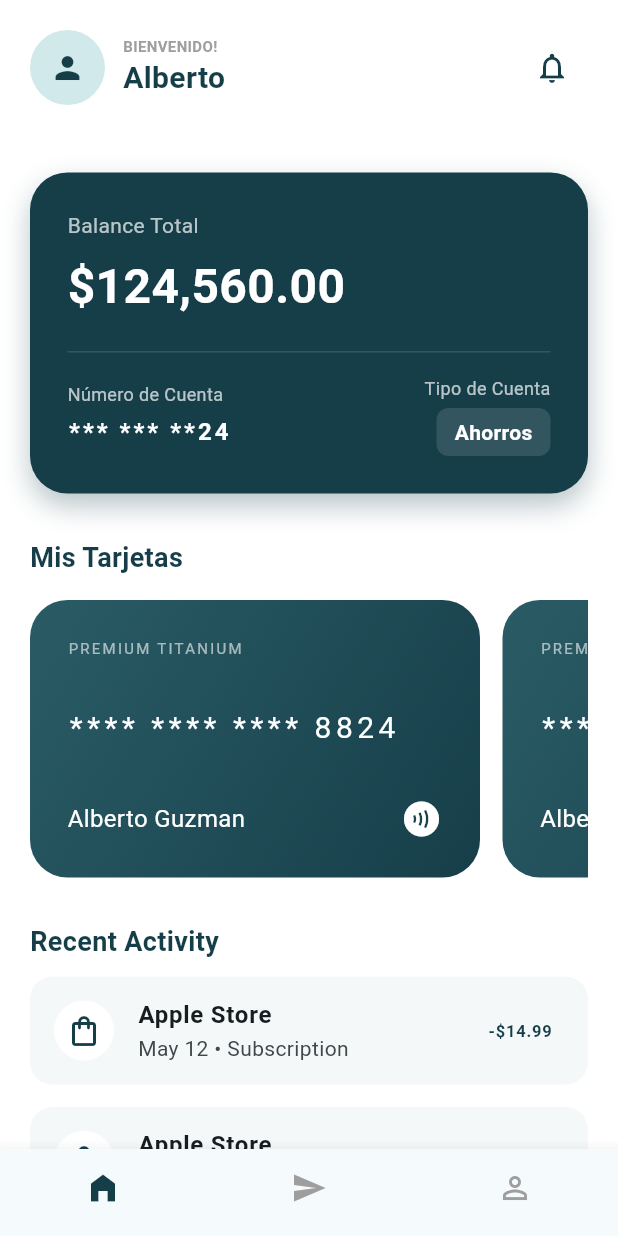
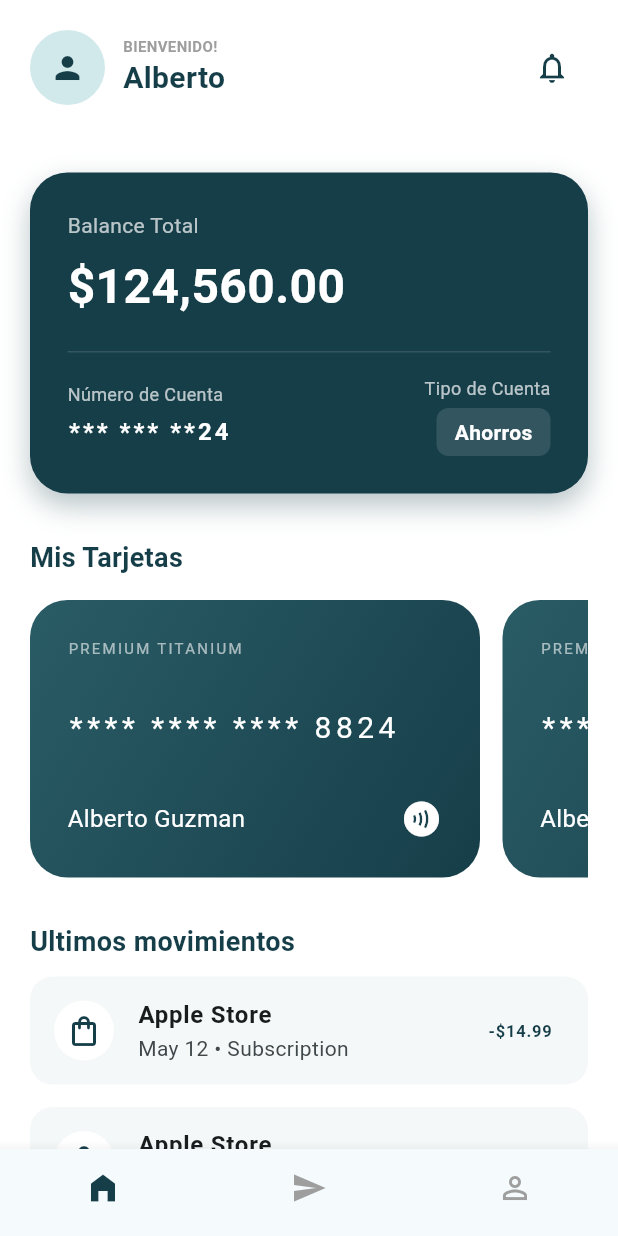
Before and after one commit to Btlguse/demo_orbits, a Flutter app: the HomePage screen opened by its route, on a phone screen of 412 x 824 dp. Run offline on Flutter 3.47's test engine with Material 3 defaults, Android fonts, the phone set to English and light mode, and no system bars.

Commit message:
cambio de inconsistencias en cajas de texto

```diff
--- a/lib/src/paginas/dashboard/dashboard_page.dart
+++ b/lib/src/paginas/dashboard/dashboard_page.dart
@@ -8,10 +8,7 @@ class DashboardPage extends StatelessWidget {
     return SafeArea(
       child: Column(
         children: [
-          Padding(
-            padding: const EdgeInsets.all(20),
-            child: _header(),
-          ),
+          Padding(padding: const EdgeInsets.all(20), child: _header()),
           Expanded(
             child: ListView(
               padding: const EdgeInsets.symmetric(horizontal: 20),
@@ -30,7 +27,7 @@ class DashboardPage extends StatelessWidget {
                 _card(),
                 const SizedBox(height: 30),
                 const Text(
-                  "Recent Activity",
+                  "Ultimos movimientos",
                   style: TextStyle(
                     fontSize: 18,
                     fontWeight: FontWeight.bold,
@@ -132,10 +129,7 @@ class DashboardPage extends StatelessWidget {
             ],
           ),
           const SizedBox(height: 20),
-          Container(
-            height: 1,
-            color: Colors.white12,
-          ),
+          Container(height: 1, color: Colors.white12),
           const SizedBox(height: 15),
           Row(
             mainAxisAlignment: MainAxisAlignment.spaceBetween,
@@ -168,7 +162,10 @@ class DashboardPage extends StatelessWidget {
                   ),
                   const SizedBox(height: 5),
                   Container(
-                    padding: const EdgeInsets.symmetric(horizontal: 12, vertical: 6),
+                    padding: const EdgeInsets.symmetric(
+                      horizontal: 12,
+                      vertical: 6,
+                    ),
                     decoration: BoxDecoration(
                       color: Colors.white12,
                       borderRadius: BorderRadius.circular(8),
@@ -238,7 +235,11 @@ class DashboardPage extends StatelessWidget {
                       "Alberto Guzman",
                       style: TextStyle(color: Colors.white, fontSize: 16),
                     ),
-                    const Icon(Icons.contactless, color: Colors.white, size: 28),
+                    const Icon(
+                      Icons.contactless,
+                      color: Colors.white,
+                      size: 28,
+                    ),
                   ],
                 ),
               ],
```
